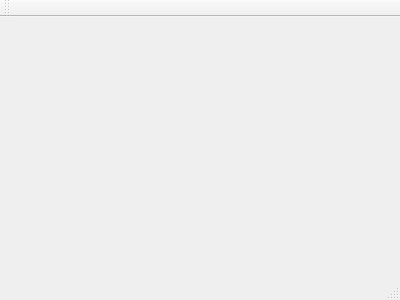
Before: the Qt Designer form FriendlyARM6410/mainwindow.ui in xcorpio/FriendlyARM6410, drawn with Qt 5.
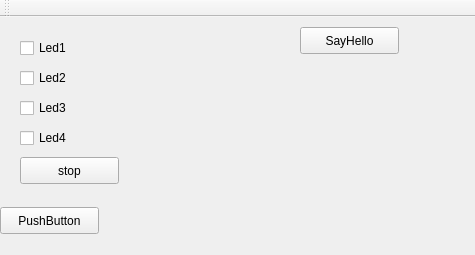
After: the same form once the commit is applied.

Patch:
```diff
--- a/FriendlyARM6410/mainwindow.ui
+++ b/FriendlyARM6410/mainwindow.ui
@@ -1,24 +1,142 @@
 <ui version="4.0">
  <class>MainWindow</class>
- <widget class="QMainWindow" name="MainWindow" >
-  <property name="geometry" >
+ <widget class="QMainWindow" name="MainWindow">
+  <property name="geometry">
    <rect>
     <x>0</x>
     <y>0</y>
-    <width>400</width>
-    <height>300</height>
+    <width>475</width>
+    <height>255</height>
    </rect>
   </property>
   <property name="windowTitle" >
    <string>MainWindow</string>
   </property>
-  <widget class="QMenuBar" name="menuBar" />
-  <widget class="QToolBar" name="mainToolBar" />
-  <widget class="QWidget" name="centralWidget" />
-  <widget class="QStatusBar" name="statusBar" />
+  <widget class="QWidget" name="centralWidget">
+   <widget class="QCheckBox" name="checkBox_led1">
+    <property name="geometry">
+     <rect>
+      <x>20</x>
+      <y>20</y>
+      <width>98</width>
+      <height>22</height>
+     </rect>
+    </property>
+    <property name="focusPolicy">
+     <enum>Qt::NoFocus</enum>
+    </property>
+    <property name="text">
+     <string>Led1</string>
+    </property>
+   </widget>
+   <widget class="QCheckBox" name="checkBox_led2">
+    <property name="geometry">
+     <rect>
+      <x>20</x>
+      <y>50</y>
+      <width>98</width>
+      <height>22</height>
+     </rect>
+    </property>
+    <property name="focusPolicy">
+     <enum>Qt::NoFocus</enum>
+    </property>
+    <property name="text">
+     <string>Led2</string>
+    </property>
+   </widget>
+   <widget class="QCheckBox" name="checkBox_led3">
+    <property name="geometry">
+     <rect>
+      <x>20</x>
+      <y>80</y>
+      <width>98</width>
+      <height>22</height>
+     </rect>
+    </property>
+    <property name="focusPolicy">
+     <enum>Qt::NoFocus</enum>
+    </property>
+    <property name="text">
+     <string>Led3</string>
+    </property>
+   </widget>
+   <widget class="QCheckBox" name="checkBox_led4">
+    <property name="geometry">
+     <rect>
+      <x>20</x>
+      <y>110</y>
+      <width>98</width>
+      <height>22</height>
+     </rect>
+    </property>
+    <property name="focusPolicy">
+     <enum>Qt::NoFocus</enum>
+    </property>
+    <property name="text">
+     <string>Led4</string>
+    </property>
+   </widget>
+   <widget class="QPushButton" name="pushButton">
+    <property name="geometry">
+     <rect>
+      <x>20</x>
+      <y>140</y>
+      <width>99</width>
+      <height>27</height>
+     </rect>
+    </property>
+    <property name="text">
+     <string>stop</string>
+    </property>
+   </widget>
+   <widget class="QPushButton" name="pushButton_2">
+    <property name="geometry">
+     <rect>
+      <x>0</x>
+      <y>190</y>
+      <width>99</width>
+      <height>27</height>
+     </rect>
+    </property>
+    <property name="text">
+     <string>PushButton</string>
+    </property>
+   </widget>
+   <widget class="QPushButton" name="pushButton_3">
+    <property name="geometry">
+     <rect>
+      <x>300</x>
+      <y>10</y>
+      <width>99</width>
+      <height>27</height>
+     </rect>
+    </property>
+    <property name="text">
+     <string>SayHello</string>
+    </property>
+   </widget>
+  </widget>
+  <widget class="QMenuBar" name="menuBar">
+   <property name="geometry">
+    <rect>
+     <x>0</x>
+     <y>0</y>
+     <width>475</width>
+     <height>28</height>
+    </rect>
+   </property>
+  </widget>
+  <widget class="QToolBar" name="mainToolBar">
+   <attribute name="toolBarArea">
+    <enum>TopToolBarArea</enum>
+   </attribute>
+   <attribute name="toolBarBreak">
+    <bool>false</bool>
+   </attribute>
+  </widget>
  </widget>
- <layoutDefault spacing="6" margin="11" />
- <pixmapfunction></pixmapfunction>
+ <layoutdefault spacing="6" margin="11"/>
  <resources/>
  <connections/>
 </ui>
```
Left out of the diff: 3 changed lines with no effect on the pictures.
